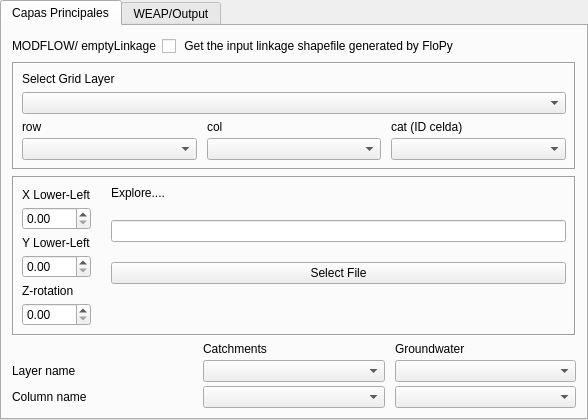
Old version of the form geo_linkage_dialog.ui in the repository Kalliam/geolinkage_project_QGIS.
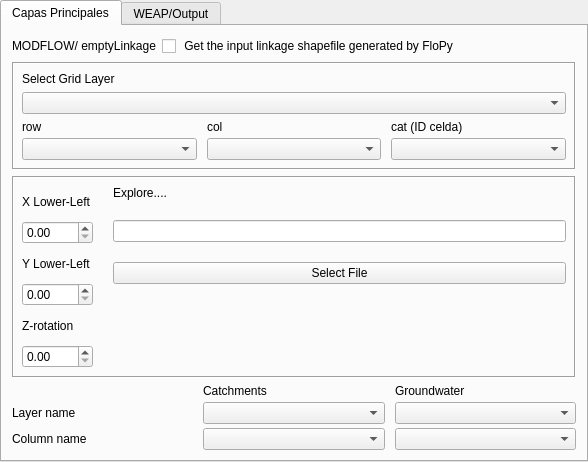
New version of the form. Custom widgets are drawn as their Qt base class.

Commit message: fix: x,y,z flopy parameters and  english file select

Diff of the .ui file:
```diff
--- a/geo_linkage_dialog.ui
+++ b/geo_linkage_dialog.ui
@@ -10,7 +10,7 @@
     <x>0</x>
     <y>0</y>
     <width>588</width>
-    <height>420</height>
+    <height>462</height>
    </rect>
   </property>
   <property name="windowTitle">
@@ -219,7 +219,11 @@
              </widget>
             </item>
             <item row="1" column="0">
-             <widget class="QDoubleSpinBox" name="spin_x"/>
+             <widget class="QDoubleSpinBox" name="spin_x">
+              <property name="maximum">
+               <double>1000.000000000000000</double>
+              </property>
+             </widget>
             </item>
             <item row="2" column="0">
              <widget class="QLabel" name="label_56">
@@ -229,7 +233,11 @@
              </widget>
             </item>
             <item row="3" column="0">
-             <widget class="QDoubleSpinBox" name="spin_y"/>
+             <widget class="QDoubleSpinBox" name="spin_y">
+              <property name="maximum">
+               <double>1000.000000000000000</double>
+              </property>
+             </widget>
             </item>
             <item row="4" column="0">
              <widget class="QLabel" name="label_55">
@@ -239,7 +247,11 @@
              </widget>
             </item>
             <item row="5" column="0">
-             <widget class="QDoubleSpinBox" name="spin_z"/>
+             <widget class="QDoubleSpinBox" name="spin_z">
+              <property name="maximum">
+               <double>360.000000000000000</double>
+              </property>
+             </widget>
             </item>
            </layout>
           </item>
```
Left out of the diff: 30 changed lines with no effect on the pictures. The commit also changes 1 other file.
